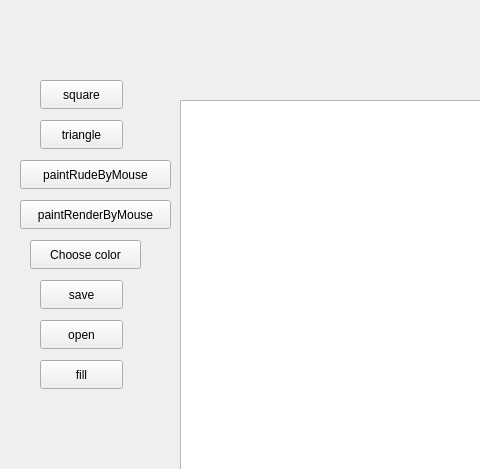
This is GraphicEditor/mainwindow.ui in AngelaWinner/Educational-practice as Qt 5 draws it before an edit; both pictures show x 0 to 480 and y 0 to 469 of the 1100 by 755 pixel window. The edited form follows.
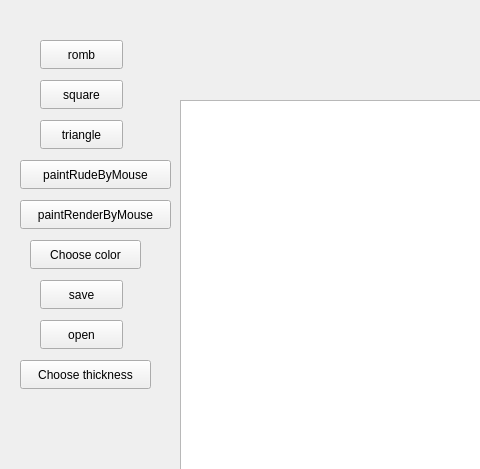
This is the edited form.

What changed in the file:
```diff
--- a/GraphicEditor/mainwindow.ui
+++ b/GraphicEditor/mainwindow.ui
@@ -118,14 +118,27 @@
    <widget class="QPushButton" name="fillButton">
     <property name="geometry">
      <rect>
-      <x>40</x>
+      <x>20</x>
       <y>360</y>
+      <width>131</width>
+      <height>29</height>
+     </rect>
+    </property>
+    <property name="text">
+     <string>Choose thickness</string>
+    </property>
+   </widget>
+   <widget class="QPushButton" name="rombButton">
+    <property name="geometry">
+     <rect>
+      <x>40</x>
+      <y>40</y>
       <width>83</width>
       <height>29</height>
      </rect>
     </property>
     <property name="text">
-     <string>fill</string>
+     <string>romb</string>
     </property>
    </widget>
   </widget>
```
Left out of the diff: 2 changed lines with no effect on the pictures.
